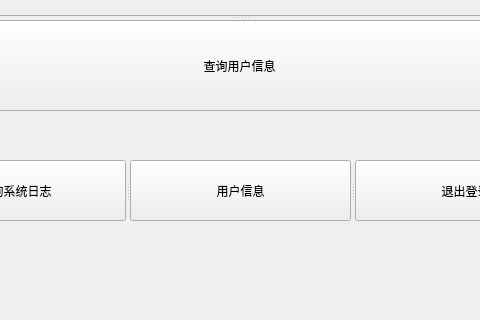
This is Client/UI/TrainUI/adminwindow.ui in TimerChen/TrainTickets as Qt 5 draws it before an edit; both pictures show x 156 to 636 and y 480 to 800 of the 826 by 800 pixel window. The edited form follows.
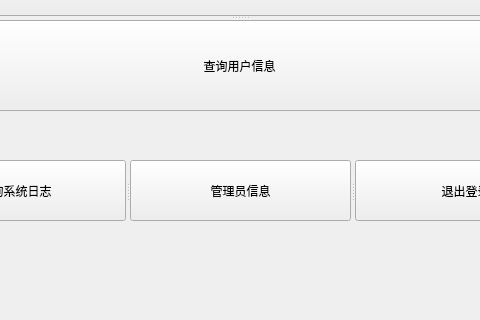
This is the edited form. Icons and pictures are not drawn.

Diff of the .ui file:
```diff
--- a/Client/UI/TrainUI/adminwindow.ui
+++ b/Client/UI/TrainUI/adminwindow.ui
@@ -96,7 +96,7 @@
     </property>
    </widget>
   </widget>
-  <widget class="QWidget" name="">
+  <widget class="QWidget" name="layoutWidget">
    <property name="geometry">
     <rect>
      <x>60</x>
@@ -177,7 +177,7 @@
      </sizepolicy>
     </property>
     <property name="text">
-     <string>用户信息</string>
+     <string>管理员信息</string>
     </property>
    </widget>
    <widget class="QPushButton" name="logoutBtn">
```
Left out of the diff: 6 changed lines with no effect on the pictures.
